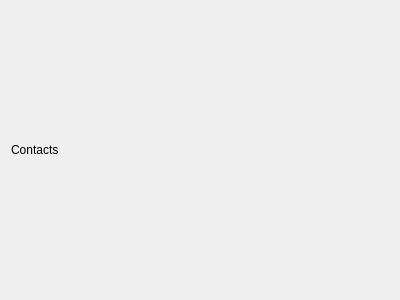
First picture: the form in src/qt/forms/contactspage.ui, repository Ash-L2L/sidechains, before the edit.
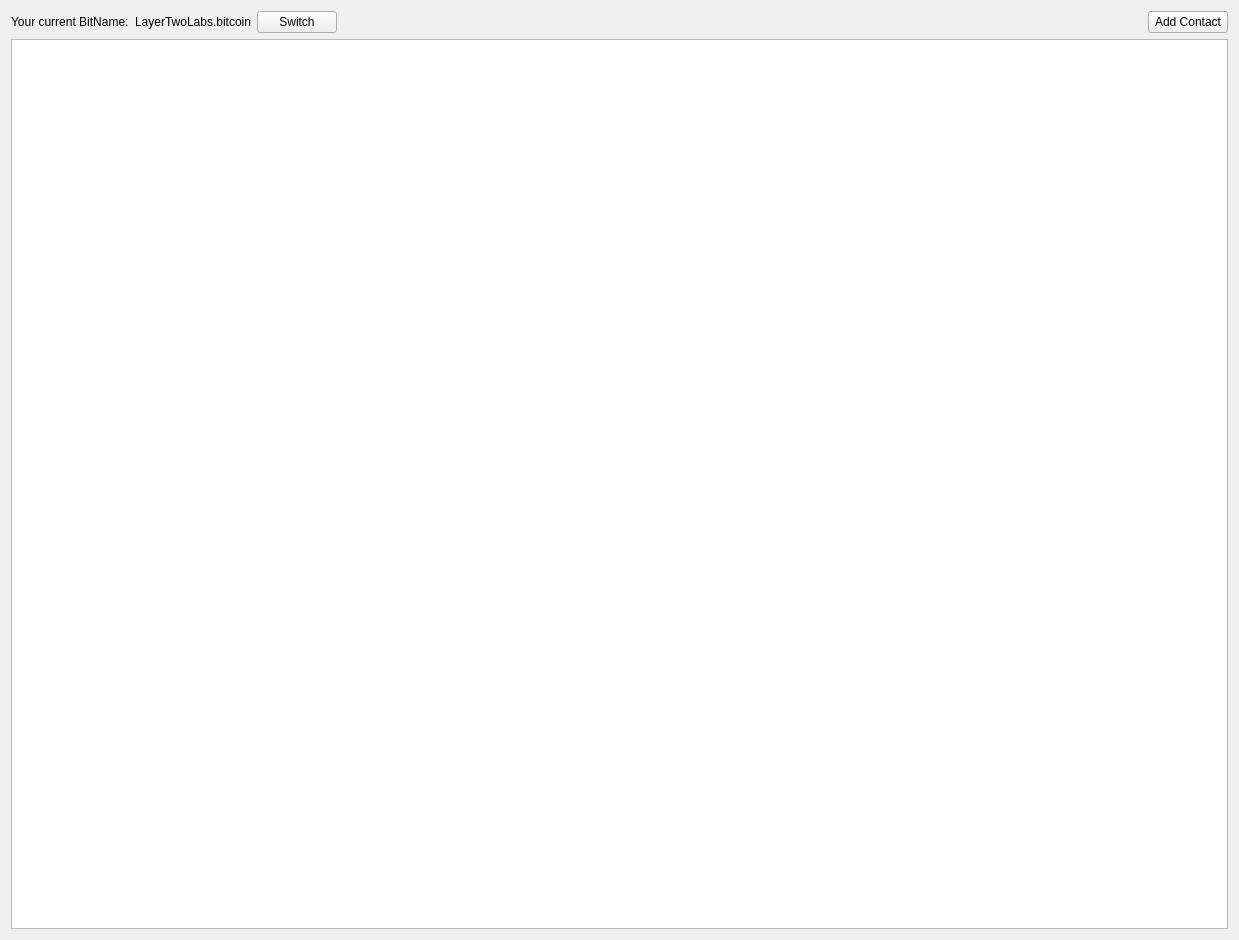
Second picture: the form after the edit.

```diff
--- a/src/qt/forms/contactspage.ui
+++ b/src/qt/forms/contactspage.ui
@@ -6,8 +6,8 @@
    <rect>
     <x>0</x>
     <y>0</y>
-    <width>400</width>
-    <height>300</height>
+    <width>1239</width>
+    <height>940</height>
    </rect>
   </property>
   <property name="windowTitle">
@@ -15,11 +15,52 @@
   </property>
   <layout class="QVBoxLayout" name="verticalLayout">
    <item>
-    <widget class="QLabel" name="label">
-     <property name="text">
-      <string>Contacts</string>
-     </property>
-    </widget>
+    <layout class="QHBoxLayout" name="horizontalLayout">
+     <item>
+      <widget class="QLabel" name="label">
+       <property name="text">
+        <string>Your current BitName:</string>
+       </property>
+      </widget>
+     </item>
+     <item>
+      <widget class="QLabel" name="label_2">
+       <property name="text">
+        <string>LayerTwoLabs.bitcoin</string>
+       </property>
+      </widget>
+     </item>
+     <item>
+      <widget class="QPushButton" name="pushButtonSwitch">
+       <property name="text">
+        <string>Switch</string>
+       </property>
+      </widget>
+     </item>
+     <item>
+      <spacer name="horizontalSpacer">
+       <property name="orientation">
+        <enum>Qt::Horizontal</enum>
+       </property>
+       <property name="sizeHint" stdset="0">
+        <size>
+         <width>40</width>
+         <height>20</height>
+        </size>
+       </property>
+      </spacer>
+     </item>
+     <item>
+      <widget class="QPushButton" name="pushButtonAdd">
+       <property name="text">
+        <string>Add Contact</string>
+       </property>
+      </widget>
+     </item>
+    </layout>
+   </item>
+   <item>
+    <widget class="QTableWidget" name="tableWidget"/>
    </item>
   </layout>
  </widget>
```
